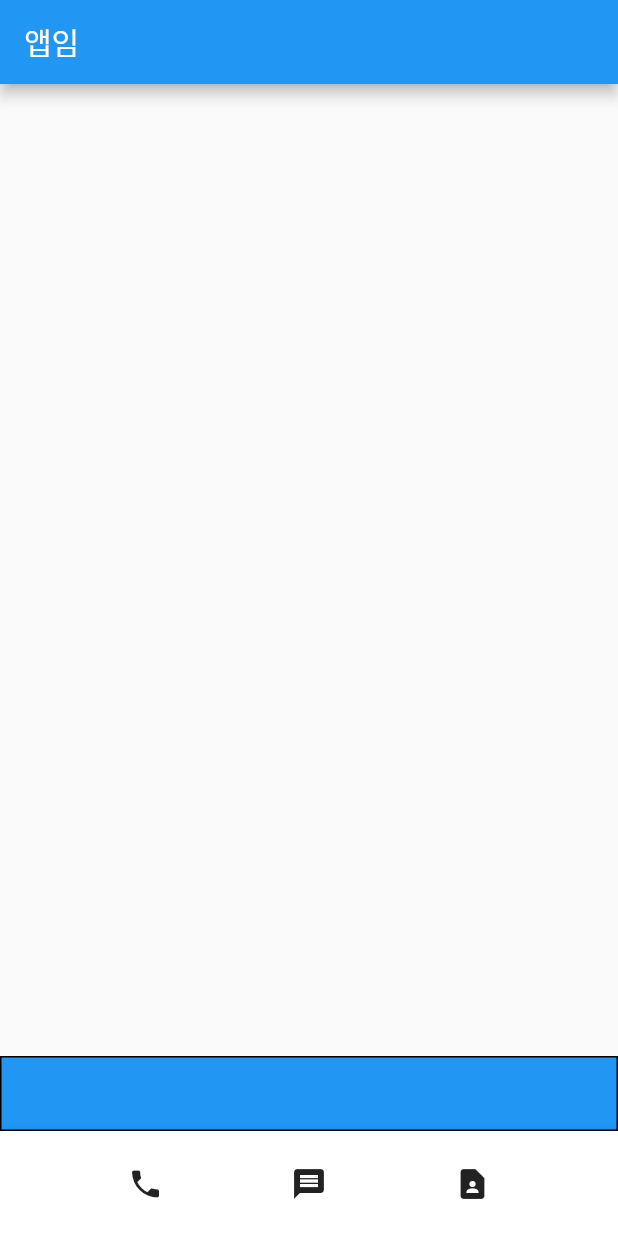
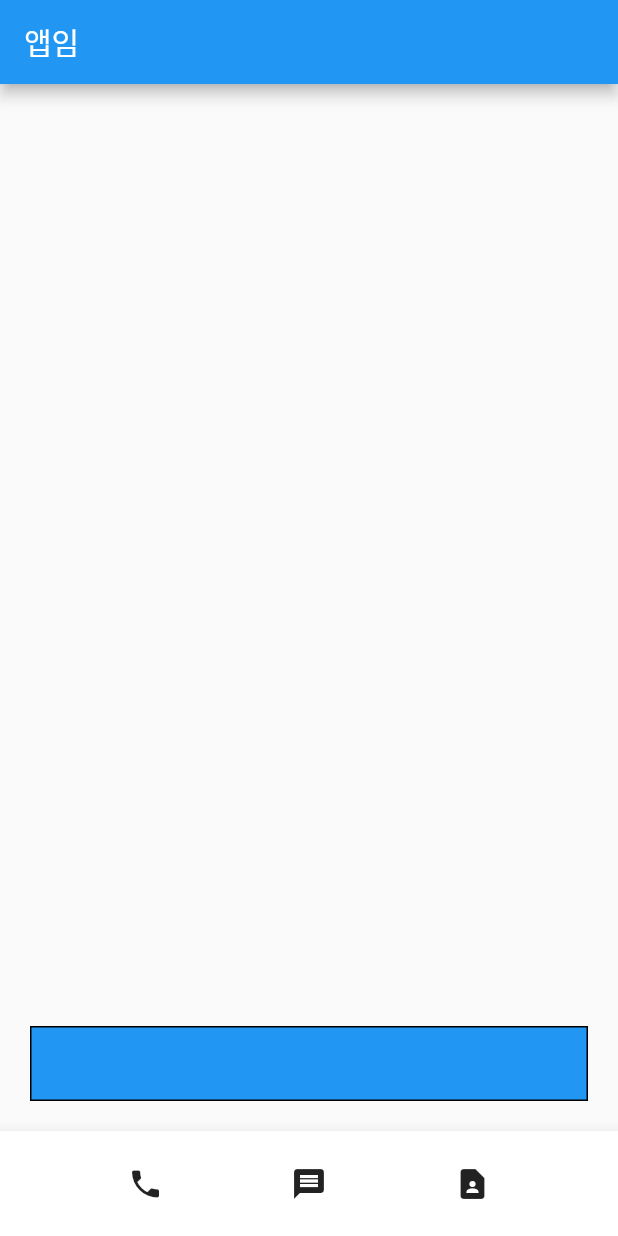
Before and after one commit to whdgnszz1/flutter, a Flutter app: the screen it shows after launch, on a phone screen of 412 x 824 dp. Run offline on Flutter 3.47's test engine with Material 2 defaults, Android fonts, the phone set to English and light mode, and no system bars.

Commit message:
Design: Box design with margin, padding, align

```diff
--- a/contact/lib/main.dart
+++ b/contact/lib/main.dart
@@ -19,6 +19,8 @@ class MyApp extends StatelessWidget {
               alignment: Alignment.bottomCenter,
               child: Container(
                 width: double.infinity, height: 50,
+                margin: EdgeInsets.all(20),
+                padding: EdgeInsets.all(20),
                 decoration: BoxDecoration(
                   color: Colors.blue,
                   border: Border.all(color: Colors.black)
```
